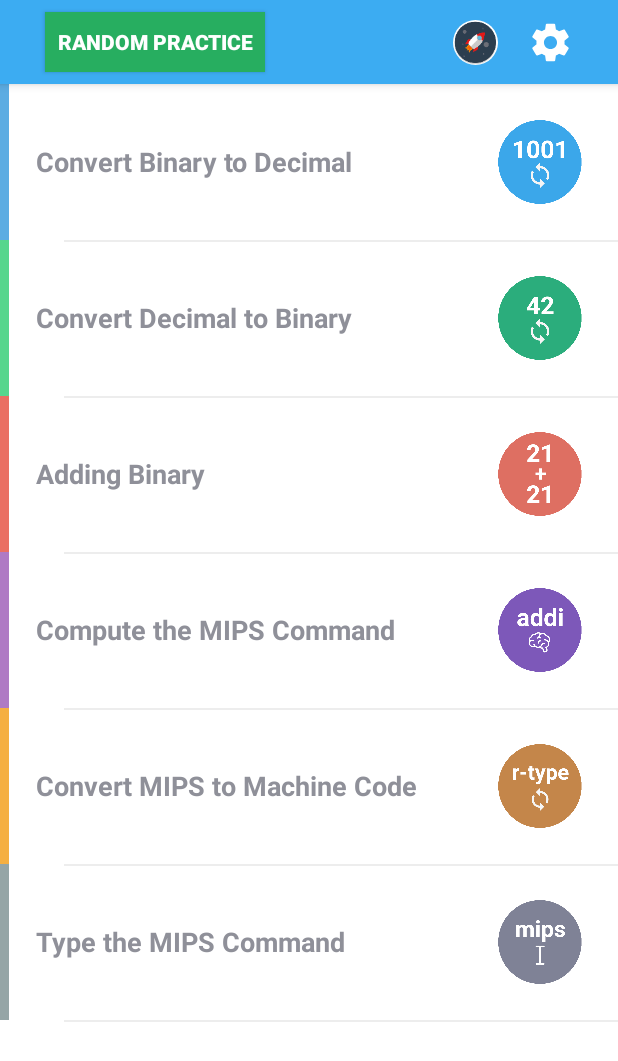
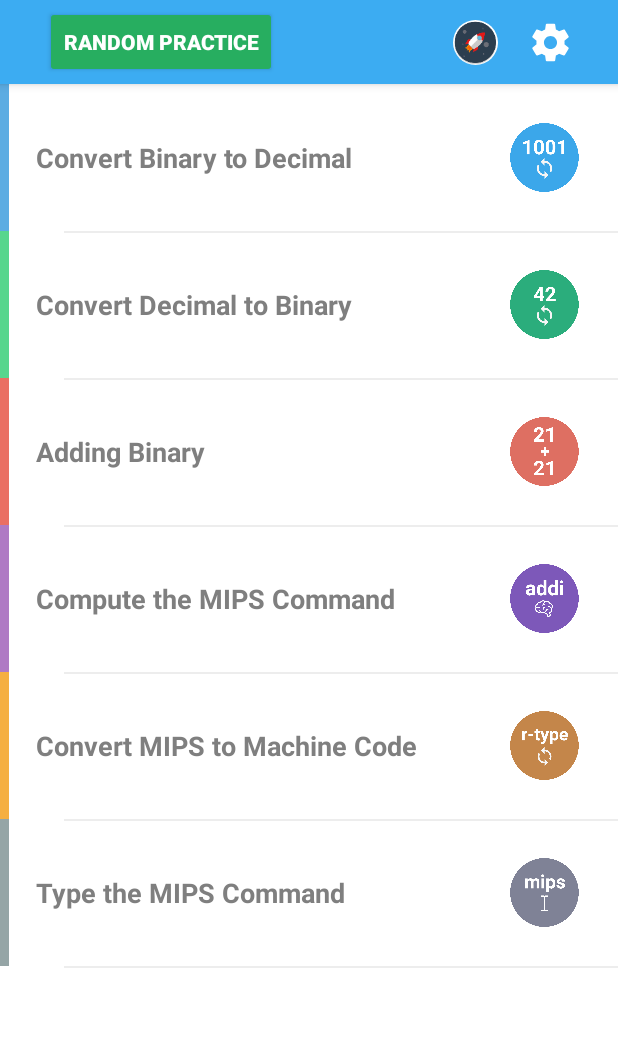
Before and after one commit to ShabazBadshah/MIPSAssemblyTutor, an Android app: the screen it shows after launch (MainActivity), on a phone screen of 412 x 824 dp. Shown: the top 1061 px of the screen. Run offline under Robolectric (Android 15) with nearby library versions, the phone set to English and light mode, and no system bars.

Commit message:
changed the btn in the toolbar and the color of the griditem_title amongst other minor tweaks

```diff
--- a/app/src/main/res/layout/activity_quiz_activity.xml
+++ b/app/src/main/res/layout/activity_quiz_activity.xml
@@ -122,6 +122,7 @@
         android:layout_alignParentStart="true"
         android:layout_below="@+id/toolbarTop"
         android:orientation="vertical">
+
     </RelativeLayout>
 
     <Button
@@ -133,6 +134,7 @@
         android:layout_marginBottom="15dp"
         android:layout_marginLeft="30dp"
         android:layout_marginRight="30dp"
+
         android:text="Confirm"/>
 
 
--- a/app/src/main/res/layout/homescreen_griditem.xml
+++ b/app/src/main/res/layout/homescreen_griditem.xml
@@ -4,7 +4,7 @@
               android:layout_width="match_parent"
               android:layout_height="wrap_content"
               android:orientation="horizontal"
-              android:weightSum="0.95">
+              android:weightSum="1">
 
     <View
         android:id="@+id/grid_item_accent"
@@ -20,6 +20,7 @@
         android:gravity="center_vertical"
         android:paddingLeft="18dp"
         android:text=" Category Goes Here"
+        android:textColor="@color/griditem_title_color"
         android:textSize="18sp"
         android:textStyle="bold"/>
 
@@ -27,10 +28,10 @@
         android:id="@+id/homescreen_griditem_category_image"
         android:layout_width="match_parent"
         android:layout_height="wrap_content"
-        android:layout_weight="0.7"
+        android:layout_weight="0.75"
         android:adjustViewBounds="true"
         android:cropToPadding="true"
-        android:padding="24dp"
+        android:padding="26dp"
         android:scaleType="centerCrop"
         app:srcCompat="@mipmap/launcher_icon"/>
 
--- a/app/src/main/res/layout/homescreen_toolbar.xml
+++ b/app/src/main/res/layout/homescreen_toolbar.xml
@@ -15,14 +15,11 @@
 
     <Button
         android:id="@+id/practiceAllQsBtn"
-        style="@style/Widget.AppCompat.Button"
         android:layout_width="wrap_content"
-        android:layout_height="0dp"
-        android:layout_marginBottom="8dp"
-        android:layout_marginLeft="30dp"
-        android:layout_marginTop="8dp"
-        android:background="@color/practiceAllQuestionsBtnColor"
-        android:padding="@dimen/quiz_toolbar_btn_padding"
+        android:layout_height="wrap_content"
+        android:layout_marginLeft="@dimen/practice_ques_btn_left_margin"
+        android:backgroundTint="@color/practiceAllQuestionsBtnColor"
+        android:elevation="50dp"
         android:text="Random Practice"
         android:textColor="@android:color/background_light"
         android:textSize="@dimen/quiz_toolbar_btn_text_size"
--- a/app/src/main/res/layout/user_profile_toolbar.xml
+++ b/app/src/main/res/layout/user_profile_toolbar.xml
@@ -31,7 +31,8 @@
         app:layout_constraintLeft_toLeftOf="parent"
         app:layout_constraintRight_toRightOf="parent"
         app:layout_constraintTop_toTopOf="parent"
-        app:layout_constraintVertical_bias="0.0"/>
+        app:layout_constraintVertical_bias="0.0"
+        />
 
     <Button
         android:id="@+id/settings_btn"
--- a/app/src/main/res/values/colors.xml
+++ b/app/src/main/res/values/colors.xml
@@ -12,4 +12,5 @@
     <color name="finished_quiz_headings_color">#ffffff</color>
     <color name="correct_answer_color">#0dff19</color>
     <color name="incorrect_answer_color">#d41b12</color>
+    <color name="griditem_title_color">#7f7f7f</color>
 </resources>
--- a/app/src/main/res/values/dimens.xml
+++ b/app/src/main/res/values/dimens.xml
@@ -4,11 +4,11 @@
     <dimen name="activity_vertical_margin">16dp</dimen>
     <dimen name="fab_margin">16dp</dimen>
     <dimen name="quiz_toolbar_height">56dp</dimen>
-
     <dimen name="homescreen_toolbar_btn_size">30dp</dimen>
     <dimen name="numPadSquareBtnSize">60dp</dimen>
     <dimen name="decimalInputBinaryTvHeight">50dp</dimen>
     <dimen name="quiz_toolbar_elevation">4dp</dimen>
     <dimen name="quiz_toolbar_btn_padding">8dp</dimen>
     <dimen name="quiz_toolbar_btn_text_size">14dp</dimen>
+    <dimen name="practice_ques_btn_left_margin">30dp</dimen>
 </resources>
```
Also changed, not shown: app/src/main/java/com/example/badsh/mipsassemblytutor/MainActivity.java (line endings or trailing spaces), app/src/main/res/MainMenuBg.png (added).
